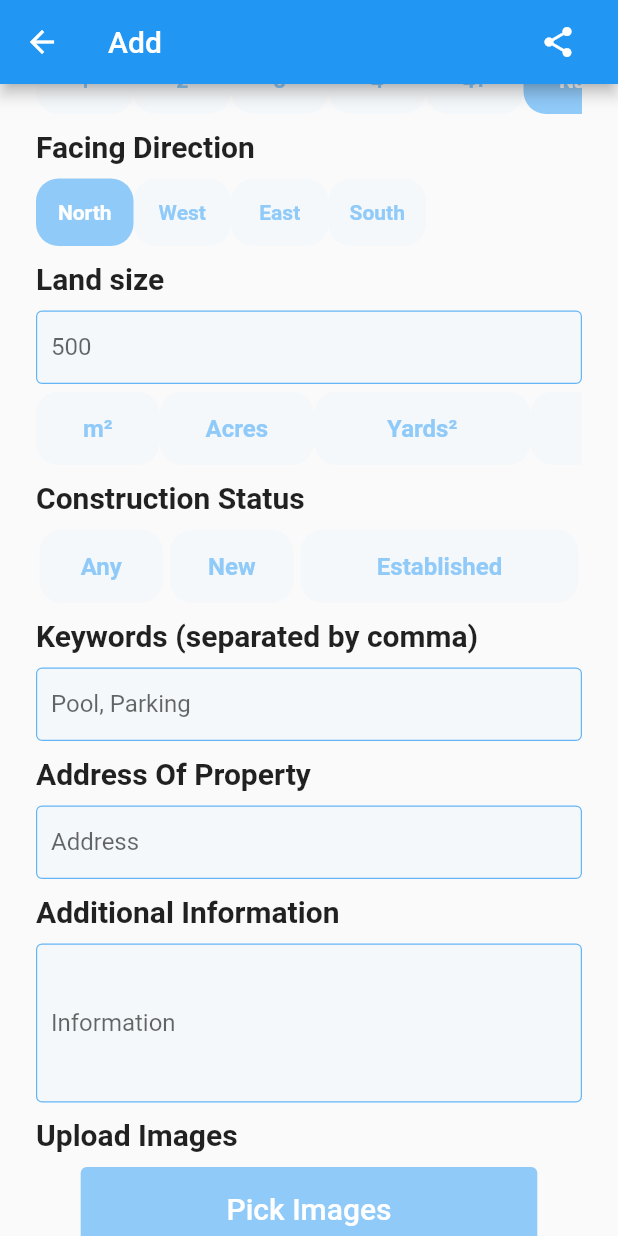
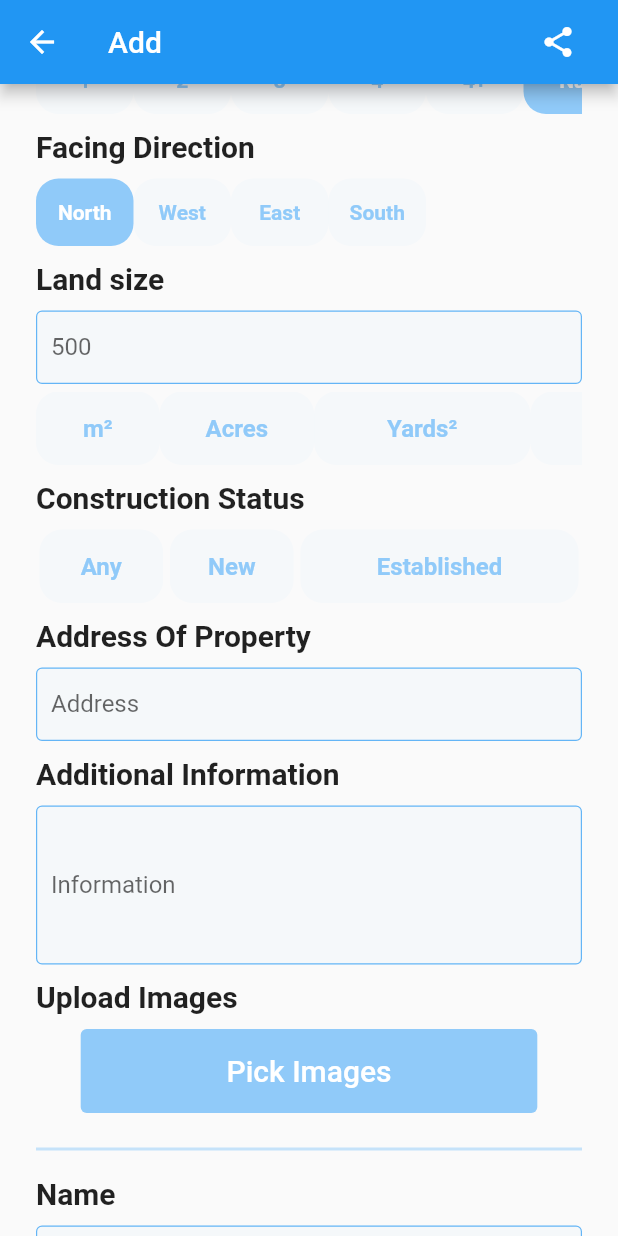
Before and after one commit to Sachitbansal/Property_Dealers_final, a Flutter app: the Add screen opened directly with empty values, scrolled down 576 dp, on a phone screen of 412 x 824 dp. Run offline on Flutter 3.47's test engine with Material 2 defaults, Android fonts, the phone set to English and light mode, and no system bars; our stand-ins replace carousel_slider, cloud_firestore, connectivity_plus, firebase_auth, firebase_core, firebase_crashlytics and 8 more; missing offline and left inert: flutter_carousel_slider; accounts and stored records are empty; network calls fail; Roboto replaces fonts that are missing (Play).

Commit message:
Proceeded -: removed keywords
Todo:

some processed become slow on data so loading screen is needed for every small uploading and calling of data

share multiple at 1 time

voice search commands in hindi and english

data encryption to firestore database.

all changes done in add page should be done in update page also

filling all should not be compulsory

```diff
--- a/lib/pages/add.dart
+++ b/lib/pages/add.dart
@@ -44,7 +44,6 @@ class _AddState extends State<Add> {
   late String type = 'None';
 
   final landSizeController = TextEditingController();
-  final keywordsController = TextEditingController();
   final addressController = TextEditingController();
   final nameController = TextEditingController();
   final numberController = TextEditingController();
@@ -56,7 +55,6 @@ class _AddState extends State<Add> {
   void dispose() {
     nameController.dispose();
     landSizeController.dispose();
-    keywordsController.dispose();
     addressController.dispose();
     numberController.dispose();
     otherController.dispose();
@@ -149,7 +147,6 @@ class _AddState extends State<Add> {
       'sizeUnit': sizeUnit,
       'construction': construction,
       'landSize': landSizeController.text,
-      'keywords': keywordsController.text,
       'address': addressController.text,
       'name': nameController.text,
       'number': numberController.text,
@@ -790,19 +787,6 @@ class _AddState extends State<Add> {
                           ],
                         ),
                         const FilterTitle(
-                          title: 'Keywords (separated by comma)',
-                        ),
-                        CustomTextField(
-                          titleController: keywordsController,
-                          labelText: 'Pool, Parking',
-                          validator: (value) {
-                            if (value == null || value.isEmpty) {
-                              return 'Please Enter Some Keywords';
-                            }
-                            return null;
-                          },
-                        ),
-                        const FilterTitle(
                           title: 'Address Of Property',
                         ),
                         CustomTextField(
```
